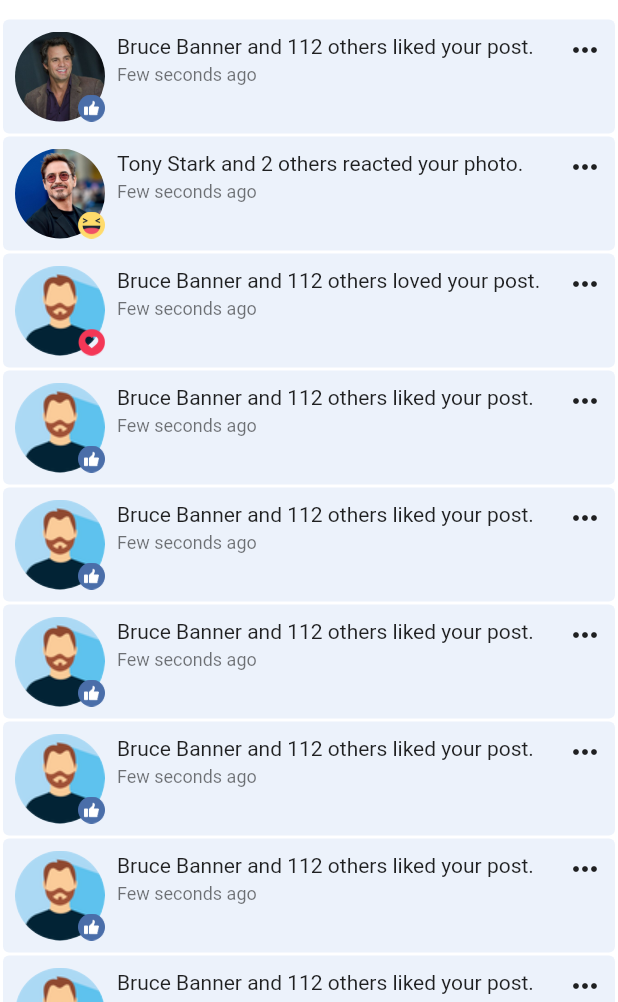
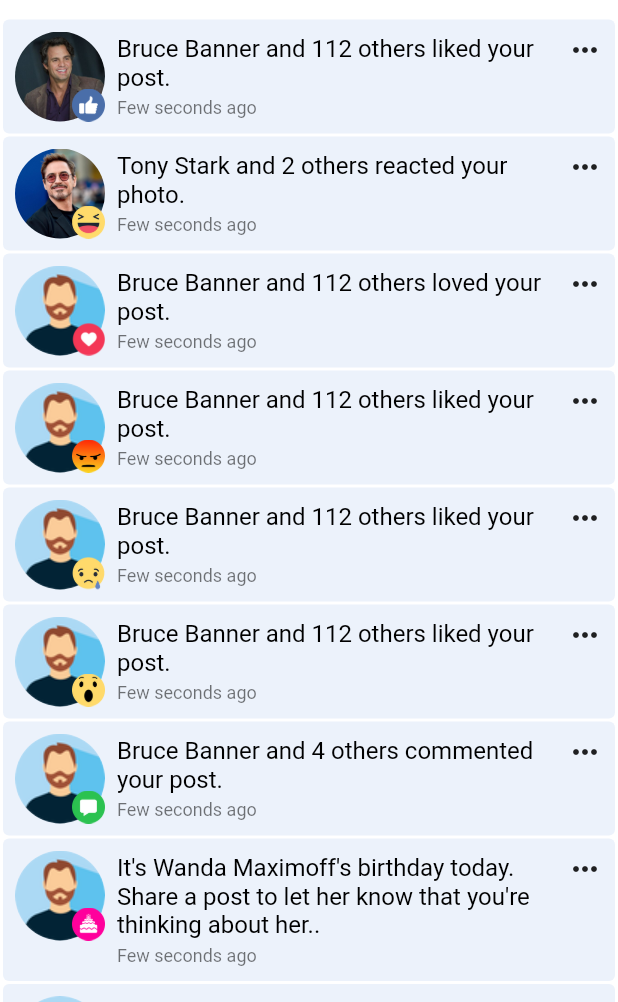
Before and after one commit to evanemran/facebook_cLone, a Flutter app: the screen it shows after launch, tab 5 chosen, on a phone screen of 412 x 824 dp, the part 234-1236 px from its top. Run offline on Flutter 3.47's test engine with Material 2 defaults, Android fonts, the light colour scheme and no system bars; Roboto replaces fonts that are missing (Montserrat).

Commit message:
notifications updated

```diff
--- a/lib/styles/ThemeTexts.dart
+++ b/lib/styles/ThemeTexts.dart
@@ -4,11 +4,11 @@ import 'package:flutter/material.dart';
 
 TextStyle notificationBody(){
   return const TextStyle(
-      color: Colors.black87,
+      color: Colors.black,
       fontFamily: 'Montserrat',
       fontStyle: FontStyle.normal,
       fontWeight: FontWeight.normal,
-      fontSize: 14.0);
+      fontSize: 16.0);
 }
 
 TextStyle notificationTime(){
@@ -22,7 +22,7 @@ TextStyle notificationTime(){
 
 TextStyle requestTitle(){
   return const TextStyle(
-      color: Colors.black54,
+      color: Colors.black,
       fontFamily: 'Montserrat',
       fontStyle: FontStyle.normal,
       fontWeight: FontWeight.bold,
--- a/lib/widgets/notification_widget.dart
+++ b/lib/widgets/notification_widget.dart
@@ -9,11 +9,11 @@ List<Notifications> list = [
   Notifications("assets/banner.jpeg", "Bruce Banner and 112 others liked your post.", "Few seconds ago", "assets/liked.png"),
   Notifications("assets/stark.jpg", "Tony Stark and 2 others reacted your photo.", "Few seconds ago", "assets/haha.png"),
   Notifications("assets/profile.png", "Bruce Banner and 112 others loved your post.", "Few seconds ago", "assets/love.png"),
-  Notifications("assets/profile.png", "Bruce Banner and 112 others liked your post.", "Few seconds ago", "assets/liked.png"),
-  Notifications("assets/profile.png", "Bruce Banner and 112 others liked your post.", "Few seconds ago", "assets/liked.png"),
-  Notifications("assets/profile.png", "Bruce Banner and 112 others liked your post.", "Few seconds ago", "assets/liked.png"),
-  Notifications("assets/profile.png", "Bruce Banner and 112 others liked your post.", "Few seconds ago", "assets/liked.png"),
-  Notifications("assets/profile.png", "Bruce Banner and 112 others liked your post.", "Few seconds ago", "assets/liked.png"),
+  Notifications("assets/profile.png", "Bruce Banner and 112 others liked your post.", "Few seconds ago", "assets/angry.png"),
+  Notifications("assets/profile.png", "Bruce Banner and 112 others liked your post.", "Few seconds ago", "assets/sad.png"),
+  Notifications("assets/profile.png", "Bruce Banner and 112 others liked your post.", "Few seconds ago", "assets/wow.png"),
+  Notifications("assets/profile.png", "Bruce Banner and 4 others commented your post.", "Few seconds ago", "assets/commented.png"),
+  Notifications("assets/profile.png", "It's Wanda Maximoff's birthday today. Share a post to let her know that you're thinking about her..", "Few seconds ago", "assets/birthday.png"),
   Notifications("assets/profile.png", "Bruce Banner and 112 others liked your post.", "Few seconds ago", "assets/liked.png"),
   Notifications("assets/profile.png", "Bruce Banner and 12 others liked your post.", "Few seconds ago", "assets/liked.png"),
   Notifications("assets/profile.png", "Bruce Banner and 12 others liked your post.", "Few seconds ago", "assets/liked.png"),
@@ -51,9 +51,9 @@ class _NotificationWidgetState extends State<NotificationWidget> {
                     Row(crossAxisAlignment: CrossAxisAlignment.start,children: [
                       Container(width: 60, height: 60, color: ThemeColors.blueNotification, child: Center(child: Stack(children: [
                         ClipRRect(
-                          borderRadius: BorderRadius.circular(30.0),
-                          child: Image.asset(item.nImage, height: 60, width: 60, fit: BoxFit.cover,),),
-                        Positioned(bottom: 0, right: 0 ,child: Image.asset(item.nIcon, height: 18, width: 18, fit: BoxFit.cover,),)
+                          borderRadius: BorderRadius.circular(35.0),
+                          child: Image.asset(item.nImage, height: 70, width: 70, fit: BoxFit.cover,),),
+                        Positioned(bottom: 0, right: 0 ,child: Image.asset(item.nIcon, height: 22, width: 22, fit: BoxFit.cover,),)
                       ],),),),
                       const SizedBox(width: 8,),
                       Expanded(child: Column(children: [
--- a/lib/widgets/profile_widget.dart
+++ b/lib/widgets/profile_widget.dart
@@ -30,7 +30,7 @@ class _ProfileWidgetState extends State<ProfileWidget> {
     return SingleChildScrollView(
       scrollDirection: Axis.vertical,
       physics: BouncingScrollPhysics(),
-      child: Column(children: [Padding(padding: EdgeInsets.all(20), child: Column(crossAxisAlignment: CrossAxisAlignment.center,children: [
+      child: Column(children: [Padding(padding: EdgeInsets.all(15), child: Column(crossAxisAlignment: CrossAxisAlignment.center,children: [
         Container(
           height: 300,
           color: Colors.white,
```
Also changed, not shown: assets/angry.png (added), assets/birthday.png (added), assets/commented.png (added), assets/love.png, assets/sad.png (added), assets/wow.png (added).
